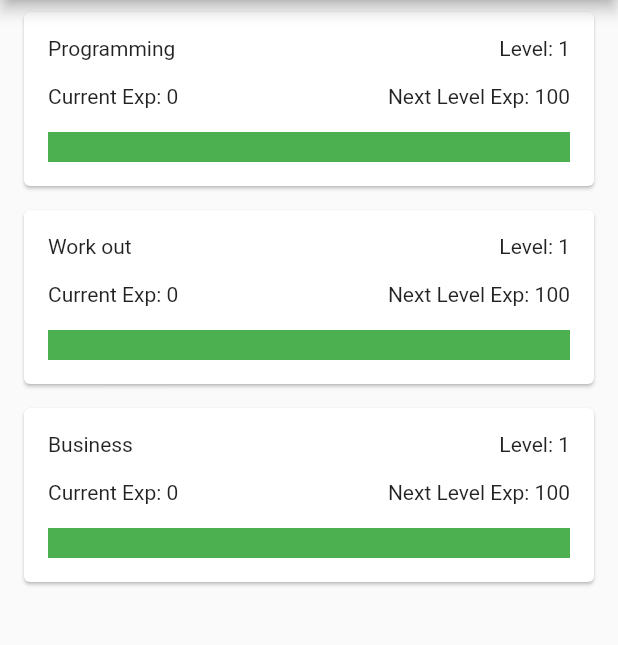
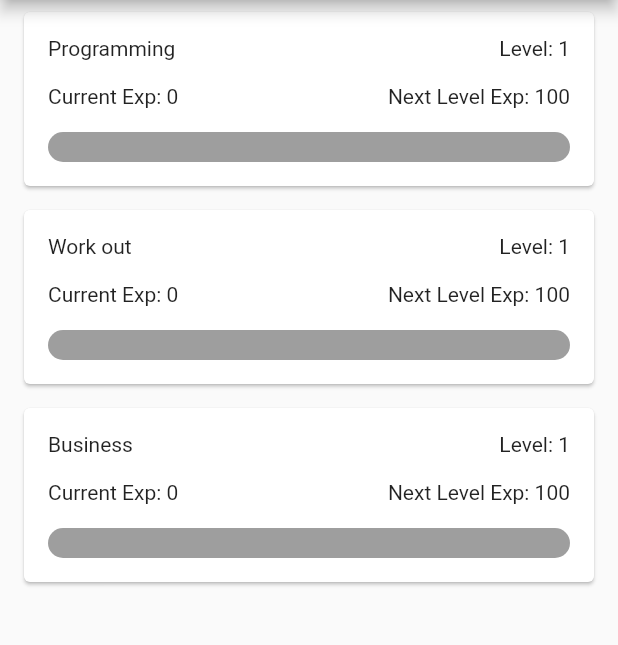
Before and after one commit to Sebsprograms/skill_tree, a Flutter app: the screen it shows after launch, on a phone screen of 412 x 824 dp, the part 84-729 px from its top. Run offline on Flutter 3.47's test engine with Material 2 defaults, Android fonts, the phone set to English and light mode, and no system bars.

Commit message:
Interactive exp bar

```diff
--- /dev/null
+++ b/lib/widgets/skill_card/exp_bar.dart
@@ -0,0 +1,33 @@
+import 'package:flutter/material.dart';
+
+class ExpBar extends StatelessWidget {
+  const ExpBar({
+    super.key,
+    required this.fill,
+  });
+  final double fill;
+
+  @override
+  Widget build(BuildContext context) {
+    return Container(
+      clipBehavior: Clip.hardEdge,
+      height: 20,
+      width: double.infinity,
+      decoration: BoxDecoration(
+        borderRadius: BorderRadius.circular(10),
+        color: Colors.grey,
+      ),
+      child: FractionallySizedBox(
+        alignment: Alignment.centerLeft,
+        widthFactor: fill,
+        child: DecoratedBox(
+          decoration: BoxDecoration(
+            shape: BoxShape.rectangle,
+            borderRadius: BorderRadius.circular(10),
+            color: Colors.green,
+          ),
+        ),
+      ),
+    );
+  }
+}
--- a/lib/widgets/skill_card/skill_card.dart
+++ b/lib/widgets/skill_card/skill_card.dart
@@ -1,5 +1,6 @@
 import 'package:flutter/material.dart';
 import 'package:skill_tree/models/skill.dart';
+import 'package:skill_tree/widgets/skill_card/exp_bar.dart';
 import 'package:skill_tree/widgets/skill_card/skill_detail_view.dart';
 
 class SkillCard extends StatelessWidget {
@@ -65,11 +66,7 @@ class SkillCard extends StatelessWidget {
               const SizedBox(
                 height: 16,
               ),
-              Container(
-                color: Colors.green,
-                width: double.infinity,
-                height: 20,
-              ),
+              ExpBar(fill: skill.currentExp / skill.expToNextLvl),
             ],
           ),
         ),
--- a/lib/widgets/skill_card/skill_detail_view.dart
+++ b/lib/widgets/skill_card/skill_detail_view.dart
@@ -1,5 +1,6 @@
 import 'package:flutter/material.dart';
 import 'package:skill_tree/models/skill.dart';
+import 'package:skill_tree/widgets/skill_card/exp_bar.dart';
 import 'package:skill_tree/widgets/skill_card/task/task_item.dart';
 
 class SkillDetailView extends StatelessWidget {
@@ -64,11 +65,7 @@ class SkillDetailView extends StatelessWidget {
             const SizedBox(
               height: 16,
             ),
-            Container(
-              color: Colors.green,
-              width: double.infinity,
-              height: 20,
-            ),
+            ExpBar(fill: skill.currentExp / skill.expToNextLvl),
             const SizedBox(
               height: 16,
             ),
```
